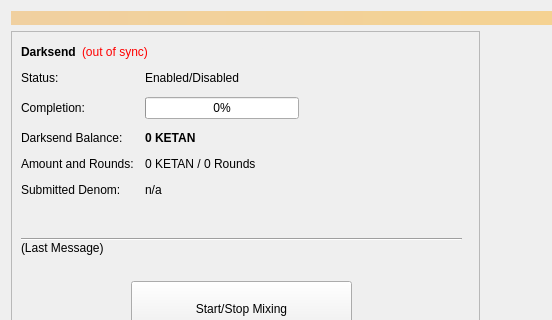
Qt form src/qt/forms/coinmix.ui (wmcorless/kema) before a commit; both pictures show x 0 to 552 and y 0 to 320 of the 960 by 615 pixel window.
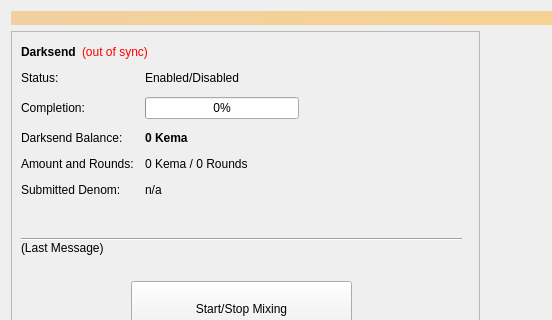
The same form after that commit.

What changed in the file:
```diff
--- a/src/qt/forms/coinmix.ui
+++ b/src/qt/forms/coinmix.ui
@@ -119,7 +119,7 @@
               </font>
              </property>
              <property name="text">
-              <string notr="true">0 KETAN</string>
+              <string notr="true">0 Kema</string>
              </property>
             </widget>
            </item>
@@ -133,7 +133,7 @@
            <item row="3" column="1">
             <widget class="QLabel" name="labelAmountRounds">
              <property name="text">
-              <string>0 KETAN / 0 Rounds</string>
+              <string>0 Kema / 0 Rounds</string>
              </property>
             </widget>
            </item>
```
Left out of the diff: 2 changed lines with no effect on the pictures.
